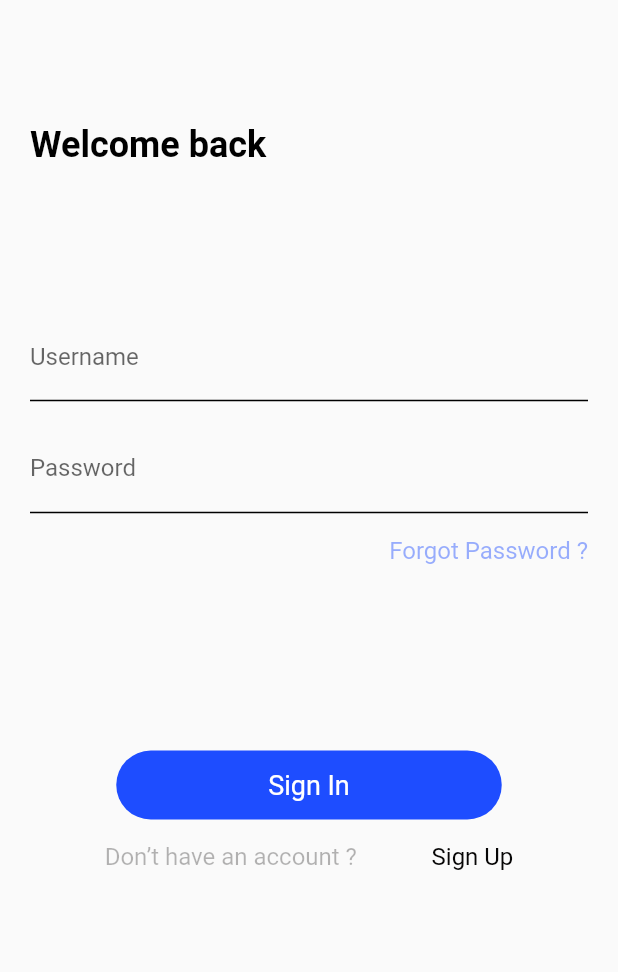
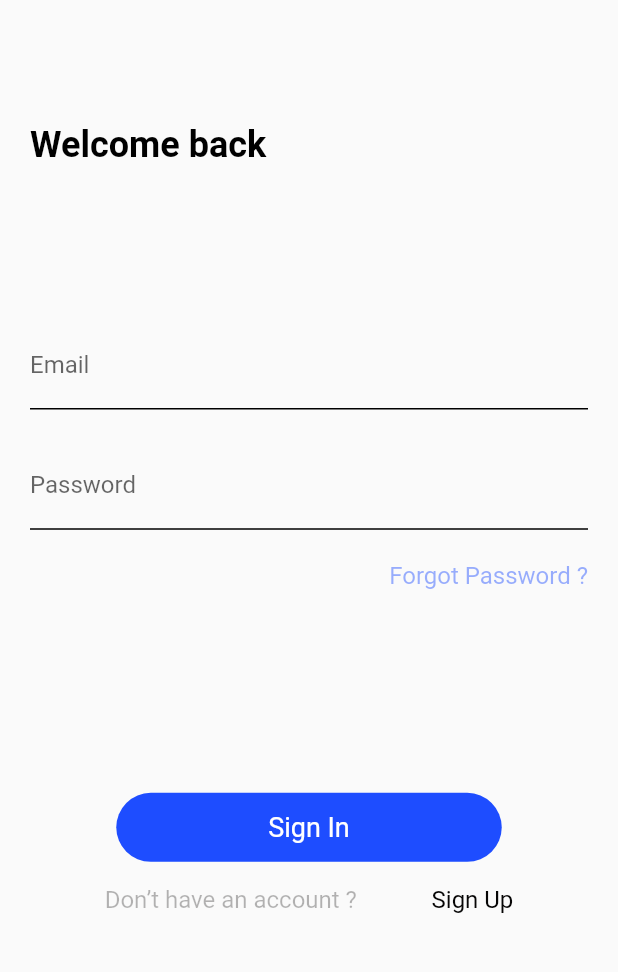
Before and after one commit to dalijardak/Lenus, a Flutter app: the screen it shows after launch, after a tap on an icon or button, on a phone screen of 412 x 824 dp, the part 247-1219 px from its top. Run offline on Flutter 3.47's test engine with Material 2 defaults, Android fonts, the light colour scheme and no system bars; our stand-ins replace carousel_slider, flutter_icons, material_design_icons_flutter, percent_indicator; network calls fail.

Commit message:
some UI/UX updates

```diff
--- a/lib/main.dart
+++ b/lib/main.dart
@@ -12,6 +12,7 @@ import 'package:Lenus_Final/screens/sign_up.dart';
 import 'package:Lenus_Final/screens/spa_page.dart';
 import 'package:Lenus_Final/screens/sports_menu_page.dart';
 import 'package:Lenus_Final/screens/user_screen.dart';
+import 'package:Lenus_Final/screens/verify_user.dart';
 import 'package:Lenus_Final/screens/welcome_page.dart';
 import 'package:flutter/material.dart';
 import 'package:flutter/services.dart';
@@ -33,7 +34,7 @@ class MyApp extends StatelessWidget {
         visualDensity: VisualDensity.adaptivePlatformDensity,
       ),
       routes: {
-        '/': (context) => WelcomePage(),
+        '/': (context) => Auth(),
         '/Login': (context) => LoginPage(),
         '/SignUp': (context) => SignUpPage(),
         '/Questions': (context) => QuestionsPage(),
--- a/lib/models/user.dart
+++ b/lib/models/user.dart
@@ -1,33 +1,67 @@
 class User {
-  final String userName;
-  final String name;
+  final String username;
   final String email;
-  final String phone;
-  final String gender;
+  final String password;
+  final String accessToken;
+  final String firstName;
+  final String lastName;
+  final String imgUrl;
+  final String cin;
+  final String passport;
+  final String birthDate;
+  final String country;
 
   User({
-    this.userName,
-    this.name,
+    this.username,
     this.email,
-    this.phone,
-    this.gender,
+    this.firstName,
+    this.lastName,
+    this.password,
+    this.accessToken,
+    this.imgUrl,
+    this.cin,
+    this.passport,
+    this.birthDate,
+    this.country,
   });
 
   factory User.fromJson(Map<dynamic, dynamic> json) {
     return User(
-      userName: json["username"] as String,
-      name: json["name"] as String,
       email: json["email"] as String,
-      phone: json["phone"] as String,
-      gender: json["gender"] as String,
+      accessToken: json["accesToken"] as String,
+      firstName: json["name"] as String,
+      lastName: json["lastName"] as String,
+      password: json["password"] as String,
+      imgUrl: json["imageUrl"] as String,
+      cin: json["cin"] as String,
+      passport: json["passport"] as String,
+      birthDate: json["birthDate"] as String,
+      country: json["country"] as String,
     );
   }
 
   Map<String, dynamic> toJson() => {
-        'name': name,
+        "username": username,
         'email': email,
-        "phone": phone,
-        "gender": gender,
-        "username": userName,
+        "firstName": firstName,
+        "lastName": lastName,
+        "password": password,
+        "imgUrl": imgUrl,
+        "cin": cin,
+        "passport": passport,
+        "birthDate": birthDate,
+        "country": country,
+        "accessToken": accessToken,
+      };
+
+  Map<String, dynamic> register() => {
+        "username": username,
+        "email": email,
+        "password": password,
+      };
+
+  Map<String, dynamic> logIn() => {
+        "email": email,
+        "password": password,
       };
 }
--- a/lib/screens/quizz.dart
+++ b/lib/screens/quizz.dart
@@ -275,7 +275,7 @@ class QuizPage extends StatelessWidget {
                             size: 100,
                           ),
                     new Text(
-                      "Which of these pictures makes \nyou feel the most relaxed ?",
+                      this.question,
                       textAlign: TextAlign.center,
                       style: TextStyle(
                         fontFamily: "Roboto",
--- a/lib/screens/sign_in.dart
+++ b/lib/screens/sign_in.dart
@@ -1,3 +1,5 @@
+import 'package:Lenus_Final/models/user.dart';
+import 'package:Lenus_Final/services/user_service.dart';
 import 'package:Lenus_Final/util/sizeConfig.dart';
 import 'package:flutter/material.dart';
 
@@ -8,13 +10,44 @@ class LoginPage extends StatefulWidget {
 
 class _LoginPageState extends State<LoginPage> {
   final _formKey = GlobalKey<FormState>();
-  final usernameController = TextEditingController();
+  final emailController = TextEditingController();
   final passwordController = TextEditingController();
+  bool error = false;
+  bool isLoading = false;
 
   _validate() {
+    setState(() {
+      isLoading = true;
+      error = false;
+    });
+    User user = User(
+      email: emailController.text,
+      password: passwordController.text,
+    );
     if (_formKey.currentState.validate()) {
-      //To DO
+      logIn(user).then((value) {
+        setState(() {
+          isLoading = false;
+        });
+        if (value == null)
+          setState(() {
+            error = true;
+          });
+        else {
+          setState(() {
+            error = false;
+          });
+          Navigator.pushNamed(context, "/Home");
         }
+      }).catchError(
+        (error) => print(
+          error.toString(),
+        ),
+      );
+    } else
+      setState(() {
+        isLoading = false;
+      });
   }
 
   @override
@@ -63,14 +96,14 @@ class _LoginPageState extends State<LoginPage> {
                 Form(
                   key: _formKey,
                   child: Container(
-                    height: getY(context) * 0.2,
+                    height: getY(context) * 0.22,
                     child: Column(
                       mainAxisAlignment: MainAxisAlignment.spaceEvenly,
                       children: [
                         TextFormField(
-                          controller: usernameController,
+                          controller: emailController,
                           decoration: InputDecoration(
-                            labelText: "Username",
+                            labelText: "Email",
                             enabledBorder: UnderlineInputBorder(
                               borderSide: BorderSide(
                                 color: Color(0xff000000),
@@ -79,7 +112,7 @@ class _LoginPageState extends State<LoginPage> {
                           ),
                           validator: (value) {
                             if (value.isEmpty) {
-                              return "Username is required";
+                              return "Email is required";
                             }
                             return null;
                           },
@@ -116,13 +149,33 @@ class _LoginPageState extends State<LoginPage> {
                     ),
                   ),
                 ),
+                error
+                    ? Align(
+                        alignment: Alignment.center,
+                        child: Padding(
+                          padding: EdgeInsets.only(top: 20),
+                          child: Text(
+                            "Please verify your Email or Password",
+                            style: TextStyle(
+                              color: Colors.red,
+                              fontSize: 12,
+                            ),
+                          ),
+                        ),
+                      )
+                    : SizedBox(
+                        height: 20,
+                      ),
                 Padding(
                   padding: EdgeInsets.only(
-                    top: getY(context) * 0.15,
+                    top: getY(context) * 0.14,
                   ),
-                  child: InkWell(
-                    onTap: _validate,
-                    child: InkWell(
+                  child: isLoading
+                      ? CircularProgressIndicator(
+                          valueColor:
+                              AlwaysStoppedAnimation<Color>(Colors.blue),
+                        )
+                      : InkWell(
                           onTap: () => Navigator.pushNamed(context, "/Home"),
                           child: Container(
                             height: 46.00,
@@ -138,7 +191,6 @@ class _LoginPageState extends State<LoginPage> {
                                   fontFamily: "Roboto",
                                   fontSize: 18,
                                   color: Color(0xffffffff),
-                            ),
                                 ),
                               ),
                             ),
--- /dev/null
+++ b/lib/screens/verify_user.dart
@@ -0,0 +1,67 @@
+import 'package:Lenus_Final/screens/home_page.dart';
+import 'package:Lenus_Final/screens/user_screen.dart';
+import 'package:Lenus_Final/screens/welcome_page.dart';
+import 'package:Lenus_Final/services/user_service.dart';
+import 'package:Lenus_Final/util/sizeConfig.dart';
+import 'package:flutter/material.dart';
+
+class Auth extends StatefulWidget {
+  @override
+  _AuthState createState() => _AuthState();
+}
+
+class _AuthState extends State<Auth> {
+  @override
+  void initState() {
+    redirect(this.context);
+    super.initState();
+  }
+
+  Route _createRoute(Widget page) {
+    return PageRouteBuilder(
+      pageBuilder: (context, animation, secondaryAnimation) => page,
+      transitionDuration: Duration(milliseconds: 1500),
+      transitionsBuilder: (context, animation, secondaryAnimation, child) {
+        return FadeTransition(
+          opacity: animation,
+          child: child,
+        );
+      },
+    );
+  }
+
+  Future redirect(BuildContext context) async {
+    await Future.delayed(Duration(milliseconds: 500));
+    isLoggedIn().then(
+      (value) => value
+          ? Navigator.of(context).push(
+              _createRoute(
+                UserScreen(),
+              ),
+            )
+          : Navigator.of(context).push(
+              _createRoute(
+                WelcomePage(),
+              ),
+            ),
+    );
+  }
+
+  @override
+  Widget build(BuildContext context) {
+    return Scaffold(
+      backgroundColor: Colors.white,
+      body: Center(
+        child: Container(
+          height: getY(context) * 0.5,
+          width: getX(context) * 0.5,
+          decoration: BoxDecoration(
+            image: DecorationImage(
+              image: AssetImage("assets/logo/logo.png"),
+            ),
+          ),
+        ),
+      ),
+    );
+  }
+}
--- a/lib/screens/welcome_page.dart
+++ b/lib/screens/welcome_page.dart
@@ -1,6 +1,7 @@
 import 'package:Lenus_Final/util/sizeConfig.dart';
 import "package:flutter/material.dart";
 import 'package:flutter_icons/flutter_icons.dart';
+import 'package:Lenus_Final/services/user_service.dart';
 
 class WelcomePage extends StatelessWidget {
   @override
--- a/pubspec.yaml
+++ b/pubspec.yaml
@@ -23,6 +23,7 @@ environment:
 dependencies:
   flutter:
     sdk: flutter
+  intl: ^0.16.1
   http: ^0.12.2
   path_provider: ^1.6.14
   carousel_slider: ^2.2.1
```
Also changed, not shown: lib/screens/customer_service.dart (+155 -40 lines), lib/screens/profile.dart (+9 -4 lines), lib/screens/sign_up.dart (+20 -6 lines), lib/services/user_service.dart (+51 -4 lines), lib/screens/home_page.dart (renamed from lib/screens/Home/home_page.dart), pubspec.lock. Lines whose indentation alone changed are shown as unchanged.
